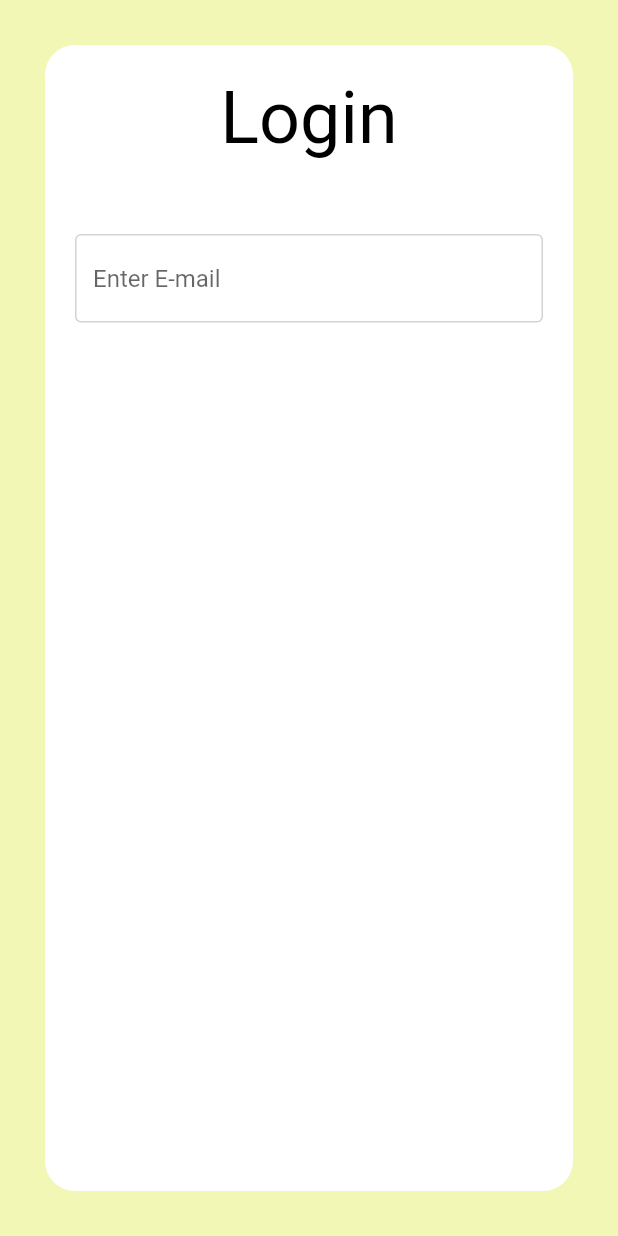
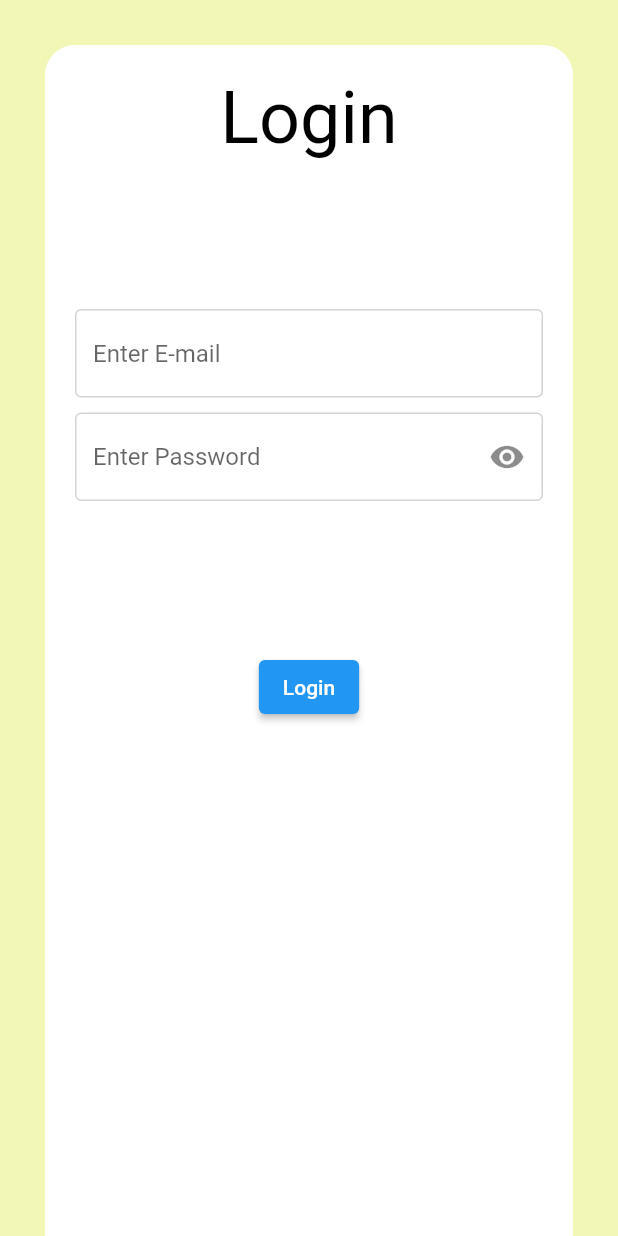
Before and after one commit to AverageDude0716/EVEE-mobile-app, a Flutter app: the screen it shows after launch, after a tap on "Login", on a phone screen of 412 x 824 dp. Run offline on Flutter 3.47's test engine with Material 2 defaults, Android fonts, the phone set to English and light mode, and no system bars.

Commit message:
Added assets, changed app icon, updated login

```diff
--- a/lib/login.dart
+++ b/lib/login.dart
@@ -15,6 +15,14 @@ class Login_page extends StatefulWidget
 
 class _Login_page_state extends State<Login_page>
 {
+  TextEditingController email_contoller = TextEditingController();
+  TextEditingController password_controller = TextEditingController();
+
+  void _login_button_press()
+  {
+
+  }
+
 
   @override
   Widget build(BuildContext context)
@@ -25,7 +33,10 @@ class _Login_page_state extends State<Login_page>
     return  Scaffold
     (
 
-      body: Container
+      body: SingleChildScrollView
+      (
+
+        child: Container
               (
 
                 color: light_yellow,
@@ -59,6 +70,7 @@ class _Login_page_state extends State<Login_page>
                     children:
                     [
 
+                      //header
                       const Text
                       (
                         'Login',
@@ -70,10 +82,11 @@ class _Login_page_state extends State<Login_page>
                         ),
                       ),//header
 
+                      //email textfield
                       Container
                       (
 
-                  margin: const EdgeInsets.fromLTRB(0, 50.0, 0, 0),
+                        margin: const EdgeInsets.fromLTRB(0, 100.0, 0, 0),
 
                         child: const TextField
                         (
@@ -97,6 +110,49 @@ class _Login_page_state extends State<Login_page>
 
                       ),
 
+                      //password textfield
+                      Container
+                      (
+
+                        margin: const EdgeInsets.fromLTRB(0, 10.0, 0, 100),
+
+                        child: TextField
+                              (
+
+                                obscureText: true,
+                                decoration: InputDecoration
+                                (
+                                  hintText: 'Enter Password',
+
+                                  border: const OutlineInputBorder
+                                  (
+                                    borderSide: BorderSide(color: light_gray),
+
+                                  ),
+
+                                  enabledBorder: const OutlineInputBorder
+                                  (
+                                    borderSide: BorderSide(color: light_gray)
+                                  ),
+
+                                  suffixIcon: IconButton
+                                  (
+                                    onPressed: () {},
+                                    icon: const Icon(Icons.visibility)
+                                  )
+                                ),
+
+
+                              ),
+
+                      ),
+
+                      // login button
+                      ElevatedButton
+                      (
+                        onPressed: () {},
+                        child: const Text('Login')
+                      ),
                     ],
 
                   ),
@@ -107,6 +163,8 @@ class _Login_page_state extends State<Login_page>
 
               ),
 
+      ),
+
     );
 
   }
```
Also changed, not shown: pubspec.yaml (+8 -2 lines), assets/background_img/background_1.jpg (added), assets/background_img/background_2.jpg (added), assets/background_img/background_3.jpg (added), assets/background_img/background_4.jpg (added), assets/background_img/background_5.png (added), assets/evee_logo_bg_rmv.jpg (added), assets/evee_logo_img.png (added), assets/icons/icon_1.png (added), assets/icons/icon_2.png (added), assets/icons/icon_3.png (added), assets/icons/icon_4.png (added), assets/icons/icon_5.png (added), assets/icons/icon_6.png (added), 2 more files, 22 other files. Lines whose indentation alone changed are shown as unchanged.
